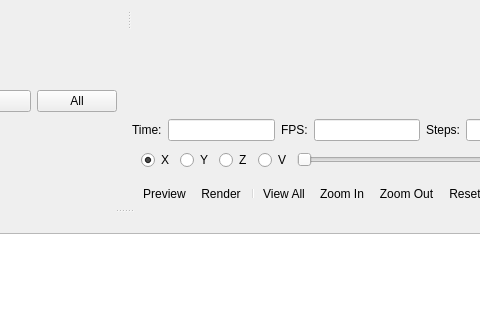
Before: the Qt Designer form src/MainWindow.ui in openscad/openscad, drawn with Qt 5; both pictures show x 435 to 915 and y 189 to 509 of the 1118 by 636 pixel window.
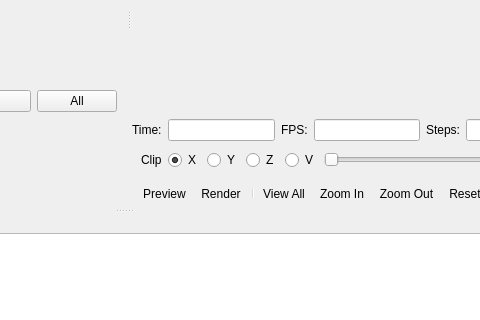
After: the same form once the commit is applied. Icons and pictures are not drawn. Custom widgets are drawn as their Qt base class.

Commit message: Basic clipping planes working

Patch:
```diff
--- a/src/MainWindow.ui
+++ b/src/MainWindow.ui
@@ -208,6 +208,13 @@
        <item>
         <widget class="QWidget" name="clippingPlaneBar" native="true">
          <layout class="QHBoxLayout" name="horizontalLayout">
+          <item>
+           <widget class="QLabel" name="label_4">
+            <property name="text">
+             <string>Clip</string>
+            </property>
+           </widget>
+          </item>
           <item>
            <widget class="QRadioButton" name="clipRadioButtonX">
             <property name="text">
```
The commit also changes 2 other files.
